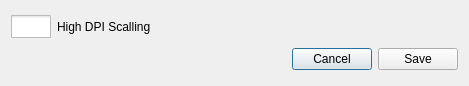
This is src/window/Settings.ui in kelvinchin12070811/PopupReferencer as Qt 5 draws it before an edit. The edited form follows.
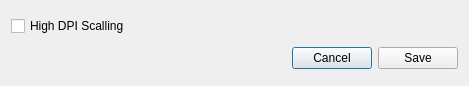
This is the edited form. Icons and pictures are not drawn.

```diff
--- a/src/window/Settings.ui
+++ b/src/window/Settings.ui
@@ -14,19 +14,7 @@
    <string>Settings</string>
   </property>
   <property name="styleSheet">
-   <string notr="true">QCheckBox::indicator {
-	padding-top: 3px;
-	width: 40px;
-	height: 20px;
-}
-
-QCheckBox::indicator:unchecked {
-	image: url(:/resources/custom_widgets/switch_off.svg);
-}
-
-QCheckBox::indicator:checked {
-	image: url(:/resources/custom_widgets/switch_on.svg);
-}</string>
+   <string notr="true"/>
   </property>
   <layout class="QVBoxLayout" name="verticalLayout">
    <item>
```
